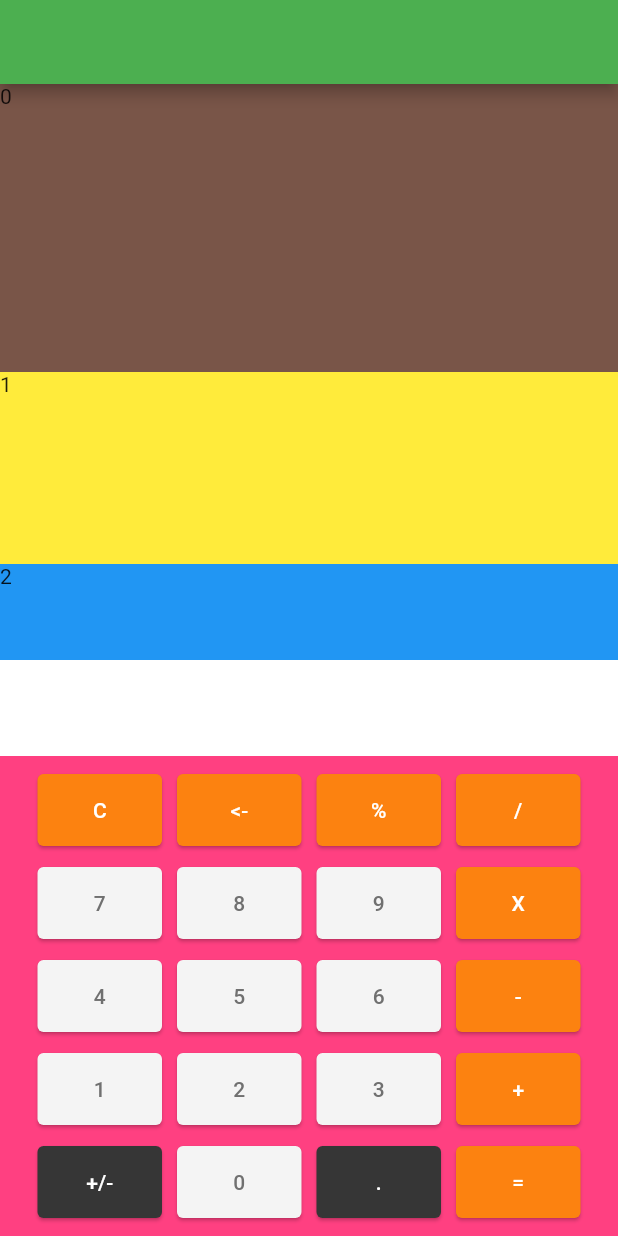
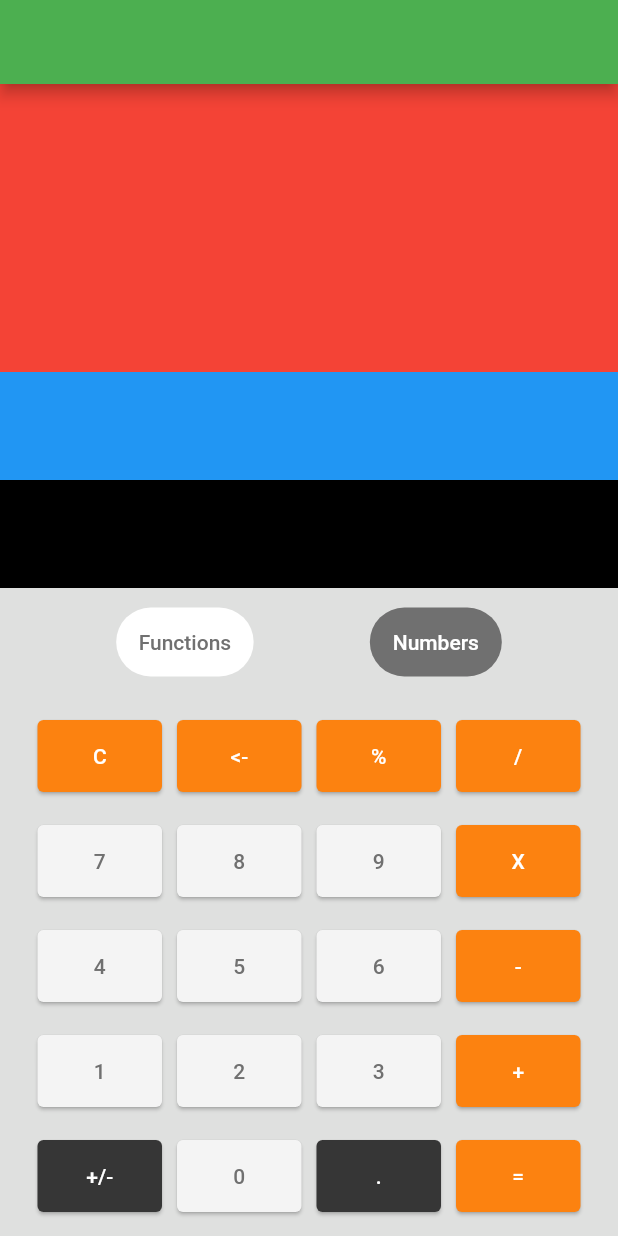
Before and after one commit to EngrTAHAR-Noureddine/CalculatorApp, a Flutter app: the screen it shows after launch, on a phone screen of 412 x 824 dp. Run offline on Flutter 3.47's test engine with Material 2 defaults, Android fonts, the phone set to English and light mode, and no system bars.

Commit message:
modify the code

```diff
--- a/lib/home_widgets.dart
+++ b/lib/home_widgets.dart
@@ -9,7 +9,7 @@ class HomeWidgets extends StatefulWidget {
 
 class _HomeWidgetsState extends State<HomeWidgets> {
 
-  Widget _button(String _fill,_colorBox,_colorText){
+  Widget _button(_child ,_colorBox){
 
     return Expanded(
       child: Card(
@@ -17,72 +17,96 @@ class _HomeWidgetsState extends State<HomeWidgets> {
         margin: EdgeInsets.all(5),
         child: FlatButton(
           onPressed: (){},
-          child: Text(_fill ,style: TextStyle(color: _colorText),),
+          child: _child,
         ),
       ),
     );
   }
 
   List rowButtonsNumbers1=[
-                            ["C",Color(0xFFFC8210), Color(0xFFFFFFFF)],
-                            ["<-",Color(0xFFFC8210), Color(0xFFFFFFFF)],
-                            ["%",Color(0xFFFC8210), Color(0xFFFFFFFF)],
-                            ["/",Color(0xFFFC8210), Color(0xFFFFFFFF)],
+
+                            [ Text("C" , style: TextStyle(color: Color(0xFFFFFFFF)))  ,Color(0xFFFC8210)],
+                            [ Text("<-", style: TextStyle(color: Color(0xFFFFFFFF)))  ,Color(0xFFFC8210)],
+                            [ Text("%" , style: TextStyle(color: Color(0xFFFFFFFF)))  ,Color(0xFFFC8210)],
+                            [ Text("/" , style: TextStyle(color: Color(0xFFFFFFFF)))  ,Color(0xFFFC8210)],
+
                            ];
 
   List rowButtonsFunctions1=[
-                            ["x-1",Color(0xFF363636), Color(0xFFFFFFFF)],
-                            ["X!",Color(0xFF363636), Color(0xFFFFFFFF)],
-                            ["ln",Color(0xFF363636), Color(0xFFFFFFFF)],
-                            ["exp",Color(0xFF4363636), Color(0xFFFFFFFF)]
+
+                            [ Text("x-1", style: TextStyle(color: Color(0xFFFFFFFF)))  ,Color(0xFF363636)],
+                            [ Text("!", style: TextStyle(color: Color(0xFFFFFFFF)))  ,Color(0xFF363636)],
+                            [ Text("ln",  style: TextStyle(color: Color(0xFFFFFFFF))) ,Color(0xFF363636)],
+                            [ Text("exp", style: TextStyle(color: Color(0xFFFFFFFF)))  ,Color(0xFF4363636)]
+
                               ];
   List rowButtonsNumbers2=[
-                            ["7",Color(0xFFF4F4F4), Color(0xFF707070)],
-                            ["8",Color(0xFFF4F4F4), Color(0xFF707070)],
-                            ["9",Color(0xFFF4F4F4), Color(0xFF707070)],
-                            ["X",Color(0xFFFC8210), Color(0xFFFFFFFF)],
+
+                            [Text("7" ,style: TextStyle(color: Color(0xFF707070)))  ,Color(0xFFF4F4F4)],
+                            [Text("8" ,style: TextStyle(color: Color(0xFF707070)))  ,Color(0xFFF4F4F4)],
+                            [Text("9" ,style: TextStyle(color: Color(0xFF707070)))  ,Color(0xFFF4F4F4)],
+                            [Text("X" ,style: TextStyle(color: Color(0xFFFFFFFF)))  ,Color(0xFFFC8210)],
+
+
                             ];
   List rowButtonsFunctions2=[
-                              ["Log",Color(0xFF363636), Color(0xFFFFFFFF)],
-                              ["cos",Color(0xFF363636), Color(0xFFFFFFFF)],
-                              ["sin",Color(0xFF363636), Color(0xFFFFFFFF)],
-                              ["tan",Color(0xFF363636), Color(0xFFFFFFFF)],
+
+                              [Text("Log" ,style: TextStyle(color: Color(0xFFFFFFFF))) ,Color(0xFF363636)],
+                              [Text("cos",style: TextStyle(color: Color(0xFFFFFFFF))) ,Color(0xFF363636)],
+                              [Text("sin" ,style: TextStyle(color: Color(0xFFFFFFFF))) ,Color(0xFF363636)],
+                              [Text("tan" ,style: TextStyle(color: Color(0xFFFFFFFF))) ,Color(0xFF363636)],
+
+
                             ];
   List rowButtonsNumbers3=[
-                            ["4",Color(0xFFF4F4F4), Color(0xFF707070)],
-                            ["5",Color(0xFFF4F4F4), Color(0xFF707070)],
-                            ["6",Color(0xFFF4F4F4), Color(0xFF707070)],
-                            ["-",Color(0xFFFC8210), Color(0xFFFFFFFF)],
+
+                            [Text("4" ,style: TextStyle(color: Color(0xFF707070)))  ,Color(0xFFF4F4F4)],
+                            [Text("5" ,style: TextStyle(color: Color(0xFF707070)))  ,Color(0xFFF4F4F4)],
+                            [Text("6" ,style: TextStyle(color: Color(0xFF707070)))  ,Color(0xFFF4F4F4)],
+                            [Text("-" ,style: TextStyle(color: Color(0xFFFFFFFF)))  ,Color(0xFFFC8210)],
+
                           ];
   List rowButtonsFunctions3=[
-                              ["x²",Color(0xFF363636), Color(0xFFFFFFFF)],
-                              ["x^y",Color(0xFF363636), Color(0xFFFFFFFF)],
-                              ["qua",Color(0xFF363636), Color(0xFFFFFFFF)],
-                              ["pi",Color(0xFF363636), Color(0xFFFFFFFF)]
+
+                              [Text("x²" ,style: TextStyle(color: Color(0xFFFFFFFF))) ,Color(0xFF363636)],
+                              [Text("x^y" ,style: TextStyle(color: Color(0xFFFFFFFF)))  ,Color(0xFF363636)],
+                              [Text("qua",style: TextStyle(color: Color(0xFFFFFFFF))) ,Color(0xFF363636)],
+                              [Text("pi" ,style: TextStyle(color: Color(0xFFFFFFFF))) ,Color(0xFF363636)]
+
                             ];
   List rowButtonsNumbers4=[
-                            ["1",Color(0xFFF4F4F4), Color(0xFF707070)],
-                            ["2",Color(0xFFF4F4F4), Color(0xFF707070)],
-                            ["3",Color(0xFFF4F4F4), Color(0xFF707070)],
-                            ["+",Color(0xFFFC8210), Color(0xFFFFFFFF)],
+
+                            [Text("1",style: TextStyle(color: Color(0xFF707070))) ,Color(0xFFF4F4F4) ],
+                            [Text("2" ,style: TextStyle(color: Color(0xFF707070)))  ,Color(0xFFF4F4F4) ],
+                            [Text("3" ,style: TextStyle(color: Color(0xFF707070))) ,Color(0xFFF4F4F4) ],
+                            [Text("+" ,style: TextStyle(color: Color(0xFFFFFFFF)))  ,Color(0xFFFC8210) ],
+
+
                           ];
   List rowButtonsFunctions4=[
-                              ["10^y",Color(0xFF363636), Color(0xFFFFFFFF)],
-                              ["cosh",Color(0xFF363636), Color(0xFFFFFFFF)],
-                              ["sinh",Color(0xFF363636), Color(0xFFFFFFFF)],
-                              ["tanh",Color(0xFF363636), Color(0xFFFFFFFF)]
+
+                              [Text("10^y" ,style: TextStyle(color: Color(0xFFFFFFFF))) ,Color(0xFF363636)],
+                              [Text("cosh",style: TextStyle(color: Color(0xFFFFFFFF)))  ,Color(0xFF363636)],
+                              [Text("sinh" ,style: TextStyle(color: Color(0xFFFFFFFF))) ,Color(0xFF363636)],
+                              [Text("tanh" ,style: TextStyle(color: Color(0xFFFFFFFF))) ,Color(0xFF363636)]
+
                             ];
   List rowButtonsNumbers5=[
-                            ["+/-",Color(0xFF363636), Color(0xFFFFFFFF)],
-                            ["0",Color(0xFFF4F4F4), Color(0xFF707070)],
-                            [".",Color(0xFF363636), Color(0xFFFFFFFF)],
-                            ["=",Color(0xFFFC8210), Color(0xFFFFFFFF)],
+
+                            [Text("+/-" ,style: TextStyle(color: Color(0xFFFFFFFF)))  ,Color(0xFF363636)],
+                            [Text("0" ,style: TextStyle(color:  Color(0xFF707070))) ,Color(0xFFF4F4F4)],
+                            [Text("." ,style: TextStyle(color: Color(0xFFFFFFFF)))  ,Color(0xFF363636)],
+                            [Text("=",style: TextStyle(color: Color(0xFFFFFFFF))) ,Color(0xFFFC8210)],
+
                           ];
   List rowButtonsFunctions5=[
-                              ["(",Color(0xFF363636), Color(0xFFFFFFFF)],
-                              [")",Color(0xFF363636), Color(0xFFFFFFFF)],
-                              ["|x|",Color(0xFF363636), Color(0xFFFFFFFF)],
-                              ["e",Color(0xFF363636), Color(0xFFFFFFFF)],
+
+                              [Text("(" ,style: TextStyle(color: Color(0xFFFFFFFF)))  ,Color(0xFF363636)],
+                              [Text(")",style: TextStyle(color: Color(0xFFFFFFFF))) ,Color(0xFF363636)],
+                              [Text("|x|" ,style: TextStyle(color: Color(0xFFFFFFFF)))  ,Color(0xFF363636)],
+                              [Text("e",style: TextStyle(color:Color(0xFFFFFFFF)))  ,Color(0xFF363636)],
+
+
                             ];
 
   List<Widget> _rowButtons(list){
@@ -91,27 +115,59 @@ class _HomeWidgetsState extends State<HomeWidgets> {
 
     return new List<Widget>.generate(list.length, (int index) {
 
-      return _button(list[index][0], list[index][1],list[index][2]);
+      return _button(list[index][0], list[index][1]);
     });
 
   }
+List rowButtons=[4];
+bool states = false;
 
+  Widget _switcherWidget(){
+    return Row(
+      mainAxisAlignment: MainAxisAlignment.spaceEvenly,
+      crossAxisAlignment: CrossAxisAlignment.center,
 
-  List<Widget> _firstSectionBody(){
-    List _innerBodyOfFirstContain=[Colors.brown,Colors.yellow,Colors.blue];
+      children: [
+        MaterialButton(
+            child: Text('Functions'), //states is true then functions is active
+            padding: EdgeInsets.all(15.0),
+            elevation: 0,
+            highlightElevation: 0,
+          disabledColor: Color(0xFF707070),
+          disabledTextColor: Color(0xFFFFFFFF),
+            color:(states)?Color(0xFF707070): Color(0xFFFFFFFF),
+            textColor:(states)? Color(0xFFFFFFFF):Color(0xFF707070),
+         //  splashColor: Colors.green,
+            colorBrightness:(states)?Brightness.dark: Brightness.light,
 
-    return new List<Widget>.generate(_innerBodyOfFirstContain.length, (int index) {
-      return Expanded(
-          flex: _innerBodyOfFirstContain.length-index,
-          child: Container(
-            width: double.infinity,
-            color: _innerBodyOfFirstContain[index],
-            child: Text( index.toString()),
+            shape: StadiumBorder(),
+            onPressed:(!states)? () {
+                      setState(() {
+                        states = !states;
+                      });
+            }:null,
 
-          )
-      );
-    });
-
+        ),
+        MaterialButton(
+            child: Text('Numbers'), // states is false so numbers is active
+            padding: EdgeInsets.all(15.0),
+            elevation: 0,
+            highlightElevation: 0,
+            disabledColor: Color(0xFF707070),
+            disabledTextColor: Color(0xFFFFFFFF),
+            color:(!states)?Color(0xFF707070): Color(0xFFFFFFFF),
+            textColor:(!states)? Color(0xFFFFFFFF):Color(0xFF707070),
+            //  splashColor: Colors.green,
+            colorBrightness:(!states)?Brightness.dark: Brightness.light,
+            shape: StadiumBorder(),
+            onPressed:(states)? () {
+              setState(() {
+                states = !states;
+              });
+            }:null,
+        ),
+      ],
+    );
   }
 
 
@@ -125,14 +181,13 @@ class _HomeWidgetsState extends State<HomeWidgets> {
         mainAxisAlignment: MainAxisAlignment.start,
         children: [
           /*
-           * we splite the screen on two sections
-           * first Section is named "_firstSectionBody" and is splited to 3 segments :
-           * the first segment to write an operation , named "_operationWidget".
-           * the second segment to show the result, named "_resultWidget".
-           * and third segment to history and copy the result , named "_historyWidget".
-           * the second Section is named "_secondSectionBody" and is splited to 2 segments :
-           * first segment : to switch between numbers and functions ,named "_switcherWidget".
-           * second segment : is the pad 4*5 named "_padWidget".
+           * we split the screen on two sections
+           * first Section is named "firstSection"  to write an operation , named "_operationWidget".
+           * he second Section is named "_secondSectionBody" and split to 4 segments :
+           * the first segment to show the result, named "_resultWidget".
+           * and second segment to history and copy the result , named "_historyWidget".
+           * third segment : to switch between numbers and functions ,named "_switcherWidget".
+           * fourth segment : is the pad 4*5 named "_padWidget".
           */
 
           Expanded(
@@ -140,37 +195,54 @@ class _HomeWidgetsState extends State<HomeWidgets> {
             flex: 1,
             child: Container(
               width: MediaQuery.of(context).size.width,
-              color: Colors.green,
-              child: Column(
-                children: _firstSectionBody(),
-              ),
+              color: Colors.red,
+
             ),
           ),
 
           Expanded(
-            /* first segment of Second Section : _switcherWidget */
-            flex: 1,
+            /*  Second Section  */
+            flex: 3,
             child: Container(
               width: MediaQuery.of(context).size.width,
-              color: Colors.red,
+              color: Color(0xFFDFE0DF),
               child: Column(
                 children: [
                   Expanded(
+                    /* first segment of Second Section : _resultWidget */
                     flex: (MediaQuery.of(context).size.width > MediaQuery.of(context).size.height)?0:1,
                     child: Container(
                       width: MediaQuery.of(context).size.width,
-                      color: Colors.white,
+                      color: Colors.blue,
 
+                    ),
+                  ),
+                  Expanded(
+                    /* second segment of Second Section : _historyWidget */
+                    flex: (MediaQuery.of(context).size.width > MediaQuery.of(context).size.height)?0:1,
+                    child: Container(
+                      width: MediaQuery.of(context).size.width,
+                      color: Colors.black,
+
+                    ),
+                  ),
+                  Expanded(
+                    /* third  segment of Second Section : _switcherWidget */
+                    flex: (MediaQuery.of(context).size.width > MediaQuery.of(context).size.height)?0:1,
+                    child: Container(
+                      width: MediaQuery.of(context).size.width,
+
+                      child: _switcherWidget(),
                     ),
                   ),
 
                   Expanded(
-                    /* second segment of Second Section : _padWidget */
+                    /* fourth segment of Second Section : _padWidget */
                     flex: 5,
                     child: Container(
                       padding: EdgeInsets.fromLTRB(20, 5, 20, 5),
                       width: MediaQuery.of(context).size.width,
-                      color: Colors.pinkAccent,
+
                       alignment: Alignment.center,
                       child: Column(
                        /* mainAxisAlignment: MainAxisAlignment.start,
@@ -180,31 +252,31 @@ class _HomeWidgetsState extends State<HomeWidgets> {
 
                             child: Row(
 
-                              children: _rowButtons((MediaQuery.of(context).size.width > MediaQuery.of(context).size.height)?rowButtonsFunctions1+rowButtonsNumbers1:rowButtonsNumbers1),
+                              children: _rowButtons((MediaQuery.of(context).size.width > MediaQuery.of(context).size.height)?rowButtonsFunctions1+rowButtonsNumbers1:(states)?rowButtonsFunctions1:rowButtonsNumbers1),
                             ),
                           ),
                           Expanded(
                             child: Row(
 
-                              children: _rowButtons((MediaQuery.of(context).size.width > MediaQuery.of(context).size.height)?rowButtonsFunctions2+rowButtonsNumbers2:rowButtonsNumbers2),
+                              children: _rowButtons((MediaQuery.of(context).size.width > MediaQuery.of(context).size.height)?rowButtonsFunctions2+rowButtonsNumbers2:(states)?rowButtonsFunctions2:rowButtonsNumbers2),
                             ),
                           ),
                           Expanded(
                             child: Row(
                               mainAxisAlignment: MainAxisAlignment.spaceBetween,
-                              children: _rowButtons((MediaQuery.of(context).size.width > MediaQuery.of(context).size.height)?rowButtonsFunctions3+rowButtonsNumbers3:rowButtonsNumbers3),
+                              children: _rowButtons((MediaQuery.of(context).size.width > MediaQuery.of(context).size.height)?rowButtonsFunctions3+rowButtonsNumbers3:(states)?rowButtonsFunctions3:rowButtonsNumbers3),
                             ),
                           ),
                          Expanded(
                            child: Row(
 
-                            children: _rowButtons((MediaQuery.of(context).size.width > MediaQuery.of(context).size.height)?rowButtonsFunctions4+rowButtonsNumbers4:rowButtonsNumbers4),
+                            children: _rowButtons((MediaQuery.of(context).size.width > MediaQuery.of(context).size.height)?rowButtonsFunctions4+rowButtonsNumbers4:(states)?rowButtonsFunctions4:rowButtonsNumbers4),
                           ),
                          ),
                           Expanded(
                             child: Row(
 
-                              children: _rowButtons((MediaQuery.of(context).size.width > MediaQuery.of(context).size.height)?rowButtonsFunctions5+rowButtonsNumbers5:rowButtonsNumbers5),
+                              children: _rowButtons((MediaQuery.of(context).size.width > MediaQuery.of(context).size.height)?rowButtonsFunctions5+rowButtonsNumbers5:(states)?rowButtonsFunctions5:rowButtonsNumbers5),
                             ),
                           ),
                         ],
```
